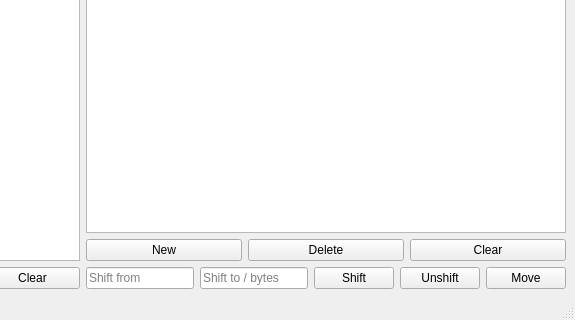
First picture: the form in ui/main-qt.ui, repository allencch/med, before the edit; both pictures show x 225 to 800 and y 280 to 600 of the 800 by 600 pixel window.
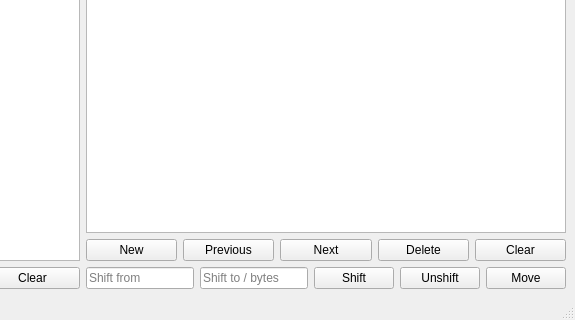
Second picture: the form after the edit.

Commit message: Next and Prev based on selected address

Patch:
```diff
--- a/ui/main-qt.ui
+++ b/ui/main-qt.ui
@@ -162,6 +162,26 @@
             </property>
            </widget>
           </item>
+          <item>
+           <widget class="QPushButton" name="prevAddress">
+            <property name="toolTip">
+             <string>Create previous address</string>
+            </property>
+            <property name="text">
+             <string>Previous</string>
+            </property>
+           </widget>
+          </item>
+          <item>
+           <widget class="QPushButton" name="nextAddress">
+            <property name="toolTip">
+             <string>Create next address</string>
+            </property>
+            <property name="text">
+             <string>Next</string>
+            </property>
+           </widget>
+          </item>
           <item>
            <widget class="QPushButton" name="storeDelete">
             <property name="text">
```
The commit also changes 4 other files.
